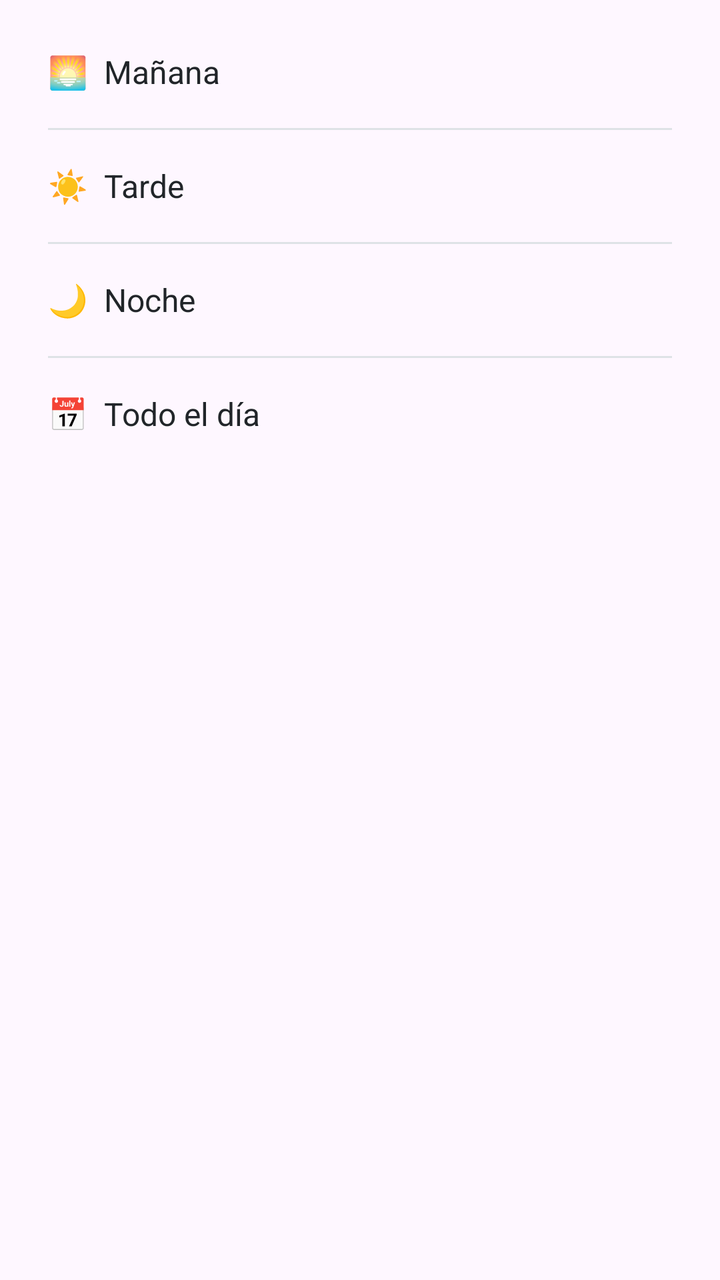
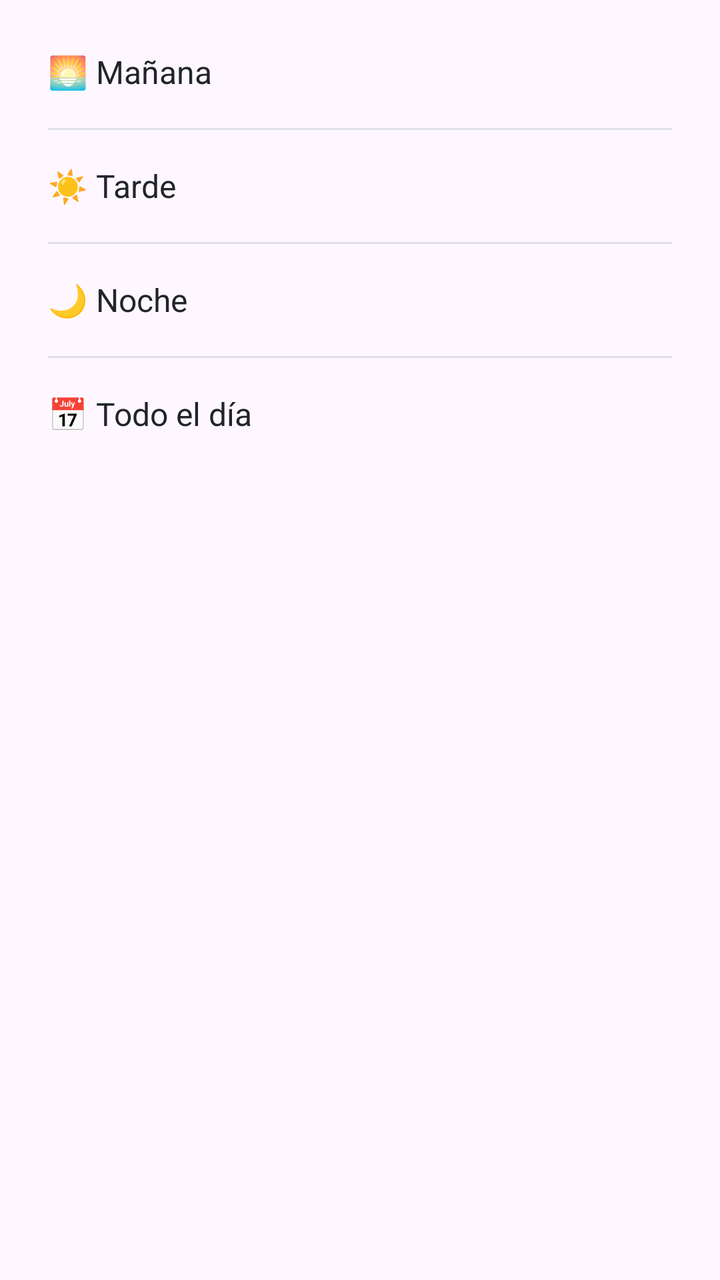

An Android layout rendered at two revisions. The XML below is the earlier revision; the diff shows what the commit changed to produce the second picture.
<!-- AndroidManifest.xml: application theme Theme.Pace -->
<!-- res/layout/dialog_time_of_day.xml -->
<?xml version="1.0" encoding="utf-8"?>
<LinearLayout xmlns:android="http://schemas.android.com/apk/res/android"
    android:layout_width="match_parent"
    android:layout_height="wrap_content"
    android:orientation="vertical"
    android:paddingTop="8dp"
    android:paddingBottom="8dp">

    <LinearLayout
        android:id="@+id/optionMorning"
        android:layout_width="match_parent"
        android:layout_height="56dp"
        android:gravity="center_vertical"
        android:background="?attr/selectableItemBackground"
        android:paddingStart="24dp"
        android:paddingEnd="24dp"
        android:orientation="horizontal">

        <TextView
            android:layout_width="match_parent"
            android:layout_height="wrap_content"
            android:text="🌅  Mañana"
            android:textSize="16sp"
            android:textColor="@color/text_primary" />

    </LinearLayout>

    <View
        android:layout_width="match_parent"
        android:layout_height="1dp"
        android:layout_marginStart="24dp"
        android:layout_marginEnd="24dp"
        android:background="@color/border_color" />

    <LinearLayout
        android:id="@+id/optionAfternoon"
        android:layout_width="match_parent"
        android:layout_height="56dp"
        android:gravity="center_vertical"
        android:background="?attr/selectableItemBackground"
        android:paddingStart="24dp"
        android:paddingEnd="24dp"
        android:orientation="horizontal">

        <TextView
            android:layout_width="match_parent"
            android:layout_height="wrap_content"
            android:text="☀️  Tarde"
            android:textSize="16sp"
            android:textColor="@color/text_primary" />

    </LinearLayout>

    <View
        android:layout_width="match_parent"
        android:layout_height="1dp"
        android:layout_marginStart="24dp"
        android:layout_marginEnd="24dp"
        android:background="@color/border_color" />

    <LinearLayout
        android:id="@+id/optionEvening"
        android:layout_width="match_parent"
        android:layout_height="56dp"
        android:gravity="center_vertical"
        android:background="?attr/selectableItemBackground"
        android:paddingStart="24dp"
        android:paddingEnd="24dp"
        android:orientation="horizontal">

        <TextView
            android:layout_width="match_parent"
            android:layout_height="wrap_content"
            android:text="🌙  Noche"
            android:textSize="16sp"
            android:textColor="@color/text_primary" />

    </LinearLayout>

    <View
        android:layout_width="match_parent"
        android:layout_height="1dp"
        android:layout_marginStart="24dp"
        android:layout_marginEnd="24dp"
        android:background="@color/border_color" />

    <LinearLayout
        android:id="@+id/optionAllDay"
        android:layout_width="match_parent"
        android:layout_height="56dp"
        android:gravity="center_vertical"
        android:background="?attr/selectableItemBackground"
        android:paddingStart="24dp"
        android:paddingEnd="24dp"
        android:orientation="horizontal">

        <TextView
            android:layout_width="match_parent"
            android:layout_height="wrap_content"
            android:text="📅  Todo el día"
            android:textSize="16sp"
            android:textColor="@color/text_primary" />

    </LinearLayout>

</LinearLayout>
<!-- resources referenced by this layout -->
<resources>
  <color name="border_color">#DEE2E6</color>
  <color name="text_primary">#212529</color>
  <style name="Theme.Pace" parent="Base.Theme.Pace" />
  <style name="Base.Theme.Pace" parent="Theme.Material3.DayNight.NoActionBar">
          
          <item name="android:statusBarColor">@color/background_primary</item>
          <item name="android:windowOptOutEdgeToEdgeEnforcement" tools:targetApi="35">true</item>
      </style>
  <color name="background_primary">#F8F9FA</color>
</resources>

<!-- the commit's change to res/layout/dialog_time_of_day.xml (unified diff, before → after) -->
@@ -19,7 +19,7 @@
         <TextView
             android:layout_width="match_parent"
             android:layout_height="wrap_content"
-            android:text="🌅  Mañana"
+            android:text="@string/time_morning"
             android:textSize="16sp"
             android:textColor="@color/text_primary" />
 
@@ -45,7 +45,7 @@
         <TextView
             android:layout_width="match_parent"
             android:layout_height="wrap_content"
-            android:text="☀️  Tarde"
+            android:text="@string/time_afternoon"
             android:textSize="16sp"
             android:textColor="@color/text_primary" />
 
@@ -71,7 +71,7 @@
         <TextView
             android:layout_width="match_parent"
             android:layout_height="wrap_content"
-            android:text="🌙  Noche"
+            android:text="@string/time_evening"
             android:textSize="16sp"
             android:textColor="@color/text_primary" />
 
@@ -97,7 +97,7 @@
         <TextView
             android:layout_width="match_parent"
             android:layout_height="wrap_content"
-            android:text="📅  Todo el día"
+            android:text="@string/time_all_day"
             android:textSize="16sp"
             android:textColor="@color/text_primary" />
 
<!-- resource entries referenced after the edit -->
@@ -2,6 +2,10 @@
 <resources>
   <color name="border_color">#DEE2E6</color>
   <color name="text_primary">#212529</color>
+  <string name="time_afternoon">☀️ Tarde</string>
+  <string name="time_all_day">📅 Todo el día</string>
+  <string name="time_evening">🌙 Noche</string>
+  <string name="time_morning">🌅 Mañana</string>
   <style name="Theme.Pace" parent="Base.Theme.Pace" />
   <style name="Base.Theme.Pace" parent="Theme.Material3.DayNight.NoActionBar">
           
